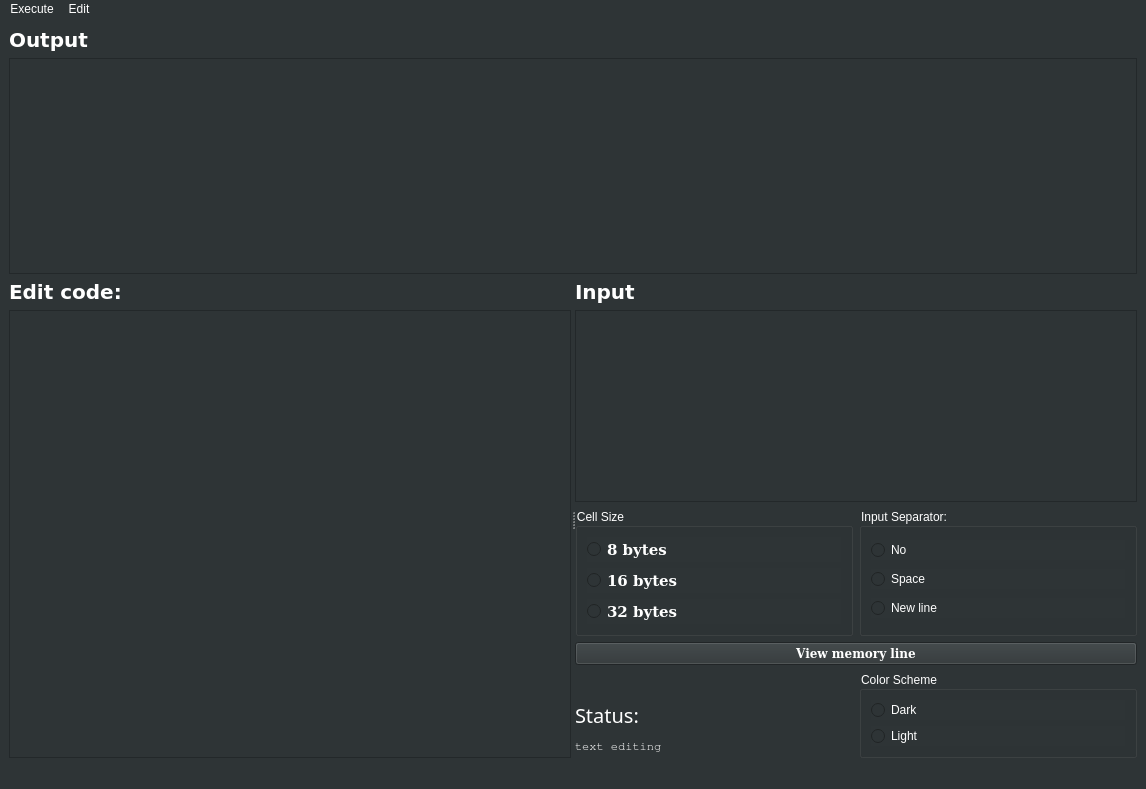
Old version of the form BFIDE/mainwindow.ui in the repository Djivs/BrainFuckStudio.
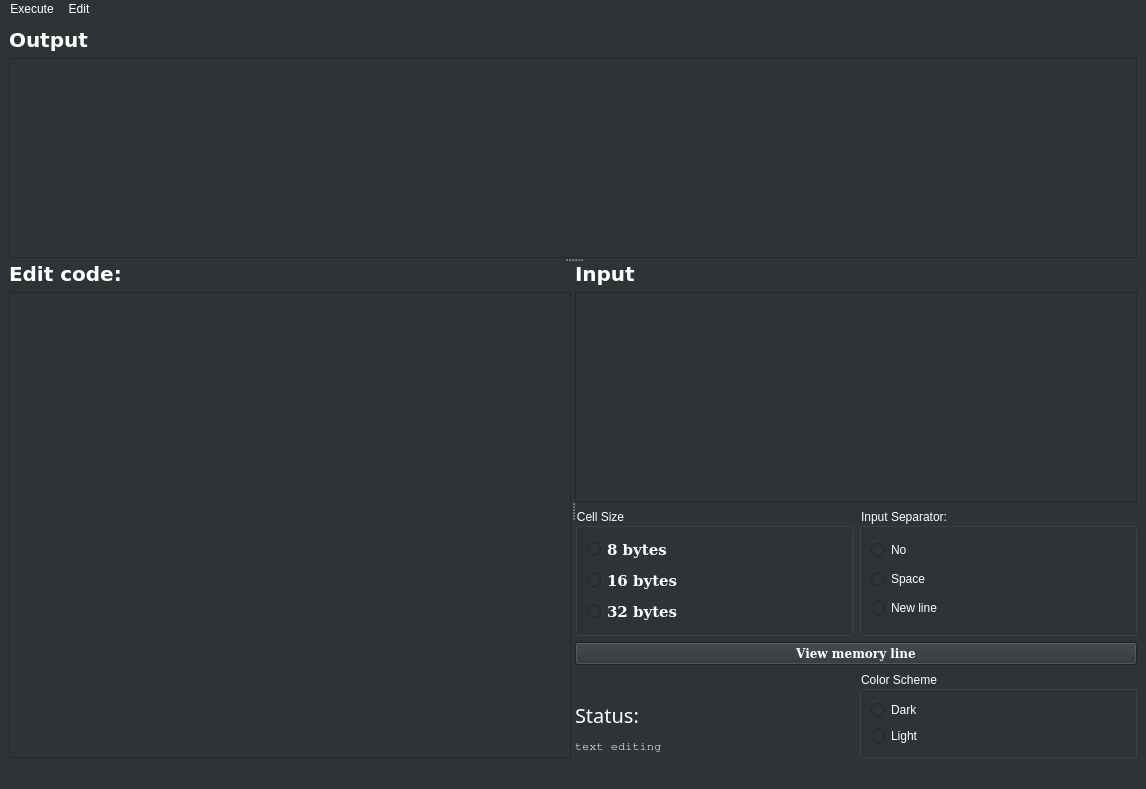
New version of the form. Icons and pictures are not drawn.

The edit to the form file:
```diff
--- a/BFIDE/mainwindow.ui
+++ b/BFIDE/mainwindow.ui
@@ -22,6 +22,11 @@
    </property>
    <layout class="QVBoxLayout" name="verticalLayout_8">
     <item>
+     <widget class="QSplitter" name="splitter_2">
+      <property name="orientation">
+       <enum>Qt::Vertical</enum>
+      </property>
+      <widget class="QWidget" name="">
      <layout class="QVBoxLayout" name="verticalLayout">
       <item>
        <widget class="QLabel" name="label">
@@ -55,13 +60,12 @@
        </widget>
       </item>
      </layout>
-    </item>
-    <item>
+      </widget>
      <widget class="QSplitter" name="splitter">
       <property name="orientation">
        <enum>Qt::Horizontal</enum>
       </property>
-      <widget class="QWidget" name="">
+       <widget class="QWidget" name="layoutWidget">
        <layout class="QVBoxLayout" name="verticalLayout_7">
         <item>
          <widget class="QLabel" name="label_4">
@@ -97,7 +101,7 @@
         </item>
        </layout>
       </widget>
-      <widget class="QWidget" name="">
+       <widget class="QWidget" name="layoutWidget">
        <layout class="QVBoxLayout" name="verticalLayout_6">
         <item>
          <widget class="QLabel" name="label_2">
@@ -319,6 +323,7 @@
        </layout>
       </widget>
      </widget>
+     </widget>
     </item>
    </layout>
   </widget>
```
Left out of the diff: 4 changed lines with no effect on the pictures. Lines whose indentation alone changed are shown as unchanged.
